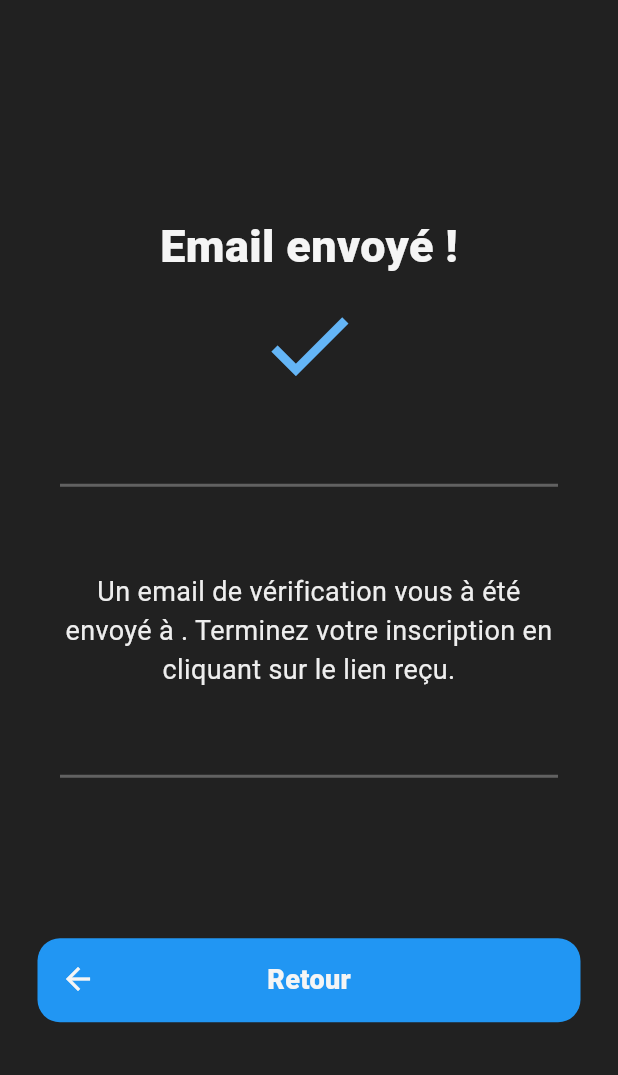
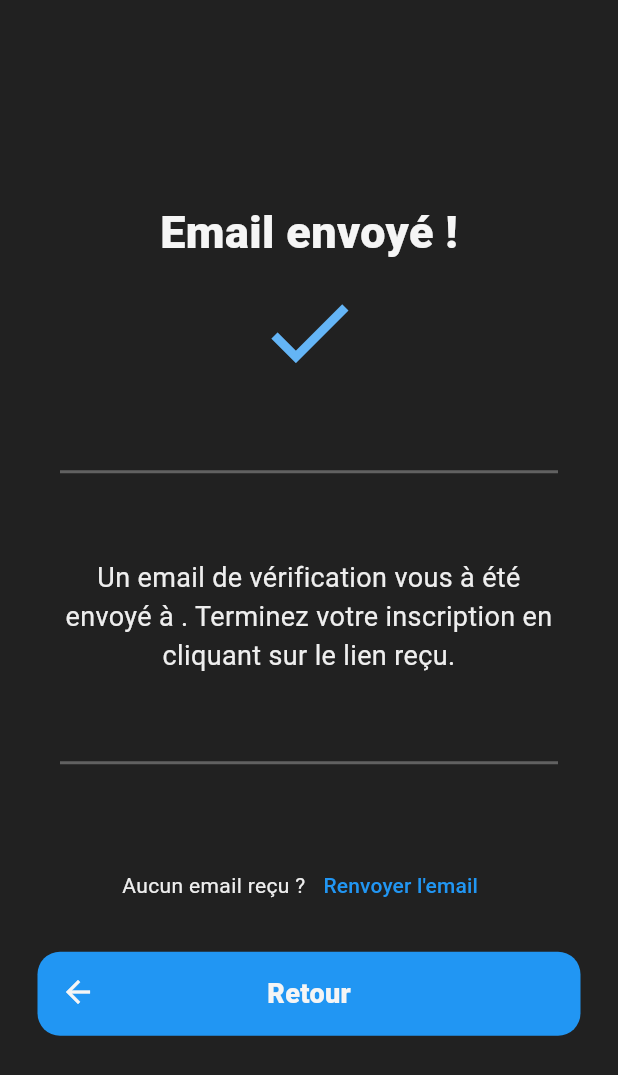
Before and after one commit to JB-Bruce/LagoonApp, a Flutter app: the EmailSentPage screen opened directly, on a phone screen of 412 x 824 dp. Shown: the top 1075 px of the screen. Run offline on Flutter 3.47's test engine with Material 3 defaults, Android fonts, the phone set to English and light mode, and no system bars; our stand-ins replace cloud_firestore, device_info_plus, firebase_auth, firebase_core, shared_preferences; missing offline and left inert: mobile_scanner; accounts and stored records are empty.

Commit message:
added resend email button

```diff
--- a/lib/Authentication/Pages/email_sent_page.dart
+++ b/lib/Authentication/Pages/email_sent_page.dart
@@ -6,6 +6,7 @@ import 'package:lagoon_app/Authentication/Widgets/validate_button.dart';
 import 'package:lagoon_app/Authentication/auth_service.dart';
 import 'package:lagoon_app/Main/app_pallette.dart';
 import 'package:lagoon_app/Main/pages/home_page.dart';
+import 'package:lagoon_app/Main/user_service.dart';
 
 class EmailSentPage extends StatefulWidget {
   const EmailSentPage({super.key});
@@ -93,7 +94,52 @@ class _EmailSentPageState extends State<EmailSentPage> {
                 endIndent: 40,
               ),
 
-              SizedBox(height: 100),
+              SizedBox(height: 50),
+
+              Row(
+                mainAxisAlignment: MainAxisAlignment.center,
+                spacing: 0.0,
+                children: [
+                  Text('Aucun email reçu ?' ,
+                    style: TextStyle(
+                      color: appColor.textColor2,
+                    ),
+                  ),
+                  TextButton(
+                    onPressed: () async {
+                      if(authService.value.currentUser != null){
+                        await authService.value.sendEmail();
+                        ScaffoldMessenger.of(context).showSnackBar(
+                          SnackBar(
+                            content: Row(
+                              children: [
+                                Icon(Icons.check, color: appColor.textColor1, size: 20,),
+
+                                SizedBox(width: 20),
+
+                                Text("Email envoyé",
+                                  style: TextStyle(
+                                    color: appColor.textColor1,
+                                    fontWeight: FontWeight.w400,
+                                  ),
+                                ),
+                              ],
+                            ),
+                            backgroundColor: appColor.gradiant3,
+                          ),
+                        );
+                      }
+                    },
+                    child: Text("Renvoyer l'email",
+                      style: TextStyle(
+                        color: appColor.gradiant1,
+                      ),
+                    ),
+                  ),
+                ],
+              ),
+
+              SizedBox(height: 20),
 
               ValidateButton(text: 'Retour', event: back, icon: Icons.arrow_back)
             ],
```
